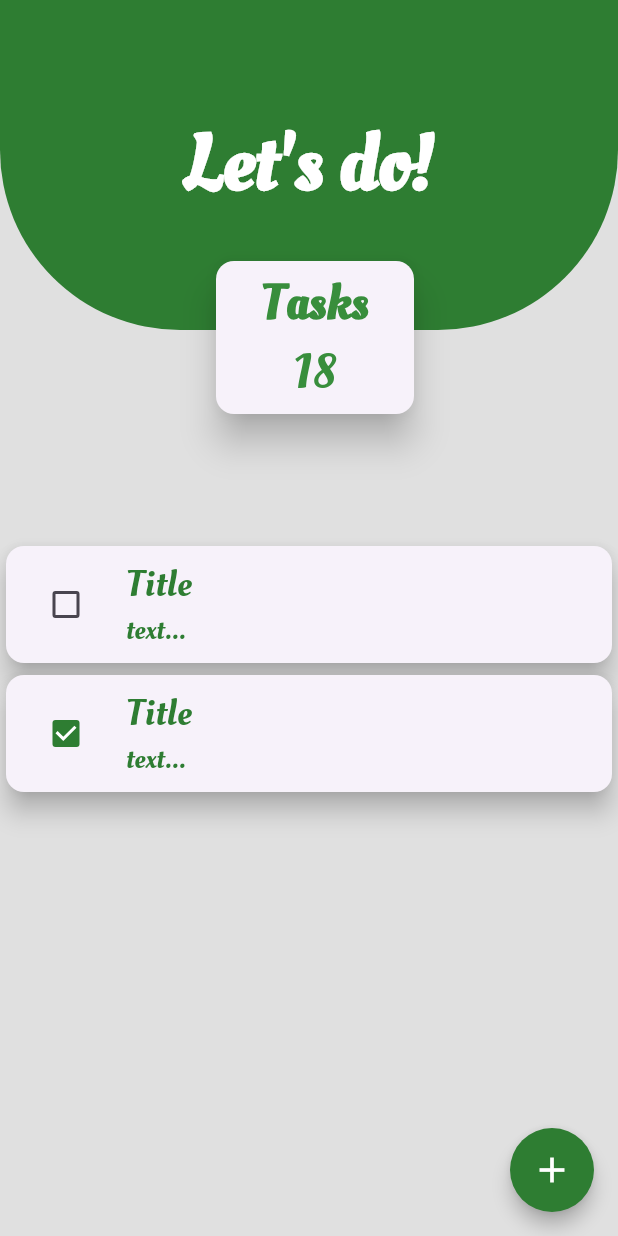
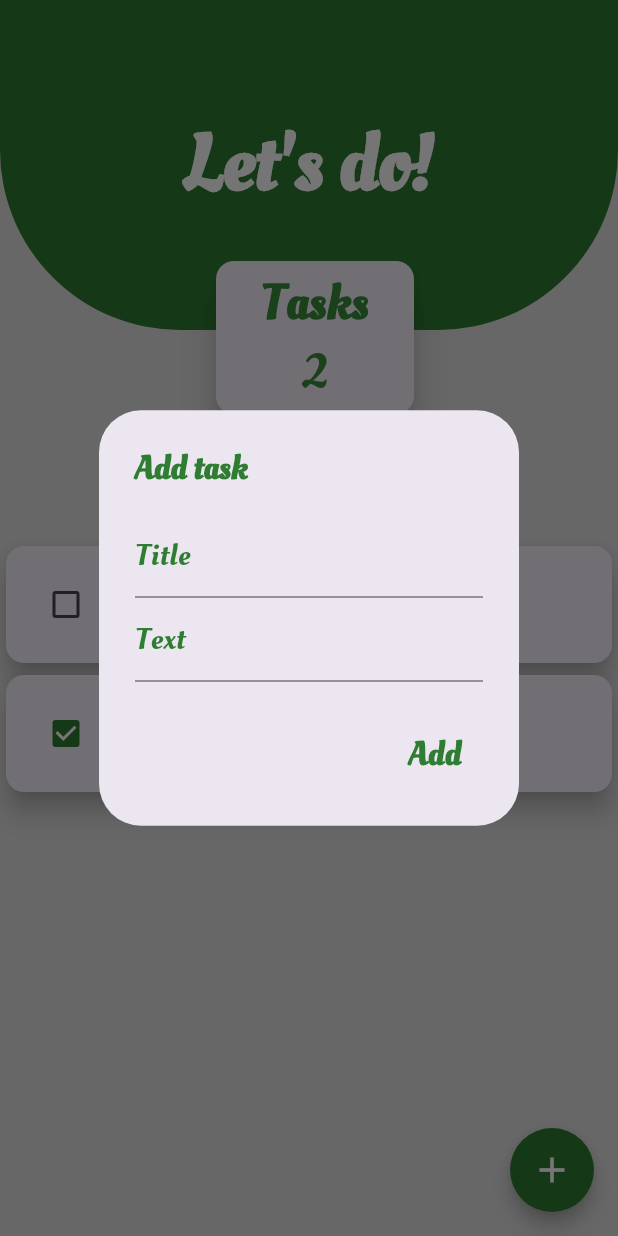
Before and after one commit to elham96dev/todo, a Flutter app: the screen it shows after launch, after a tap on the "add" icon, on a phone screen of 412 x 824 dp. Run offline on Flutter 3.47's test engine with Material 3 defaults, Android fonts, the phone set to English and light mode, and no system bars.

Commit message:
set alert dialog on floating action botton

```diff
--- a/lib/views/home_view.dart
+++ b/lib/views/home_view.dart
@@ -14,14 +14,111 @@ class HomeView extends StatefulWidget {
 
 class _HomeViewState extends State<HomeView> {
   bool checkBox = false;
+  late final TextEditingController _titleController;
+  late final TextEditingController _textController;
+
+  @override
+  void initState(){
+    _titleController = TextEditingController();
+    _textController = TextEditingController();
+    super.initState();
+  }
+  @override
+  void dispose() {
+    _titleController.dispose();
+    _textController.dispose();
+    super.dispose();
+  }
   @override
   Widget build(BuildContext context) {
     final watchProvider = context.watch<TaskProvider>();
+
   return SafeArea(
     child: Scaffold(
       backgroundColor: gray3,
       floatingActionButton: FloatingActionButton(
-      onPressed:() {},
+      onPressed:() async {
+        final add = await showDialog(
+        context: context, builder:(context) {
+          return AlertDialog(
+            title: Text(
+              "Add task",
+              style: TextStyle(
+                fontSize: 22,
+                fontFamily: "todo",
+                fontWeight: FontWeight.bold,
+                color: Colors.green.shade800,
+              ),
+            ),
+            content: Column(
+              mainAxisSize: MainAxisSize.min,
+              children: [
+                TextField(
+                  controller: _titleController,
+                  decoration: InputDecoration(
+                    label: Text(
+                      "Title",
+                      style: TextStyle(
+                        fontSize: 20,
+                        color: Colors.green.shade800,
+                        fontFamily: "todo",
+                      ),
+                    ),
+                    focusedBorder: UnderlineInputBorder(
+                      borderSide: BorderSide(
+                        color: Colors.green.shade500,
+                      ),
+                    ),
+                  ),
+                  cursorColor: Colors.green.shade800,
+                  style: TextStyle(
+                    color: Colors.green.shade700,
+                  ),
+                ),
+                TextField(
+                  controller: _textController,
+                  decoration: InputDecoration(
+                    label: Text(
+                      "Text",
+                      style: TextStyle(
+                        fontSize: 20,
+                        color: Colors.green.shade800,
+                        fontFamily: "todo",
+                      ),
+                    ),
+                    focusedBorder: UnderlineInputBorder(
+                      borderSide: BorderSide(
+                        color: Colors.green.shade500,
+                      ),
+                    ),
+                  ),
+                  cursorColor: Colors.green.shade800,
+                  style: TextStyle(
+                    color: Colors.green.shade700,
+                  ),
+                )
+              ],
+            ),
+            actions: [
+              TextButton(onPressed:() {
+                Navigator.pop(context,true);
+              }, child: Text(
+                "Add",
+                style: TextStyle(
+                  color: Colors.green.shade800,
+                  fontFamily: "todo",
+                  fontSize: 22,
+                  fontWeight: FontWeight.bold,
+                ),
+              ))
+            ],
+          );
+        },
+      );
+      if(add != null && add){
+        //create task
+      }
+      },
       backgroundColor: Colors.green.shade800,
       shape: CircleBorder(),
       elevation: 5,
@@ -38,7 +135,6 @@ class _HomeViewState extends State<HomeView> {
         child: Column(
           children: [
             HeaderWidget(),
-
             SizedBox(
               height: 300,
               child: ListView.builder(
--- a/lib/widgets/header_widget.dart
+++ b/lib/widgets/header_widget.dart
@@ -1,5 +1,7 @@
 
 import 'package:flutter/material.dart';
+import 'package:provider/provider.dart';
+import 'package:todo_list/model/task_provider.dart';
 
 class HeaderWidget extends StatelessWidget {
   const HeaderWidget({
@@ -8,6 +10,7 @@ class HeaderWidget extends StatelessWidget {
 
   @override
   Widget build(BuildContext context) {
+    final Provider = context.watch<TaskProvider>();
     return SizedBox(
       height: 360,
       child: Stack(
@@ -57,7 +60,7 @@ class HeaderWidget extends StatelessWidget {
                       ),
                       ),
                        Text(
-                        "18",
+                        Provider.tasks.length.toString(),
                        style: TextStyle(
                         color: Colors.green.shade700,
                         fontFamily: "todo",
```
